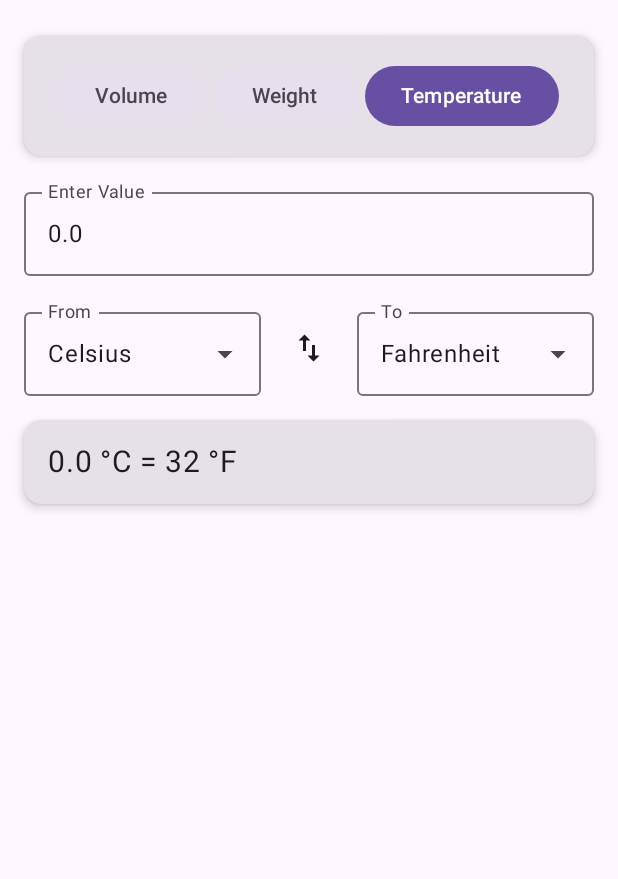
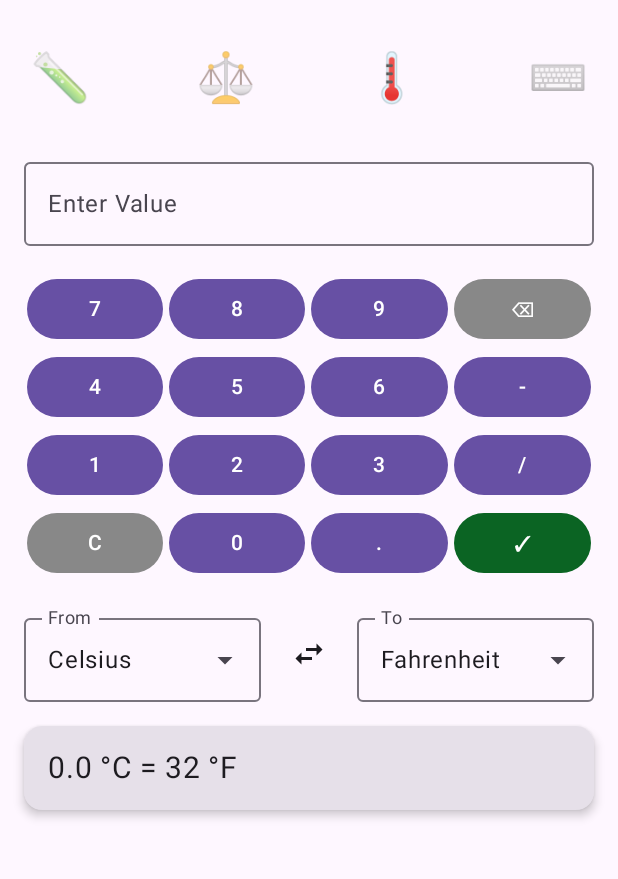
Before and after one commit to speters33w/CSUGlobal_CSC475, an Android app built with Jetpack Compose: the screen it shows after launch (MainActivity), after a tap on "Swap Units", on a phone screen of 412 x 824 dp, the part 78-957 px from its top. Run offline under Robolectric (Android 15) with nearby library versions, the phone set to English and light mode, and no system bars; our stand-ins replace livedata-compose; 3 other taps on this screen came first.

Commit message:
Modifications to Chef's SlideRule

```diff
--- a/ChefsSliderule/app/src/main/java/edu/csuglobal/csc475/chefssliderule/MainActivity.kt
+++ b/ChefsSliderule/app/src/main/java/edu/csuglobal/csc475/chefssliderule/MainActivity.kt
@@ -5,43 +5,63 @@ import android.os.Bundle
 import androidx.activity.ComponentActivity
 import androidx.activity.compose.setContent
 
+import androidx.compose.foundation.gestures.detectTapGestures
 import androidx.compose.foundation.layout.*
+import androidx.compose.foundation.layout.Box
 import androidx.compose.foundation.layout.fillMaxSize
-import androidx.compose.foundation.text.KeyboardOptions
-import androidx.compose.material.icons.filled.SwapVert
+import androidx.compose.foundation.layout.size
+import androidx.compose.foundation.rememberScrollState
+import androidx.compose.foundation.verticalScroll
+
+import androidx.compose.material.icons.filled.SwapHoriz
 import androidx.compose.material.icons.Icons
 import androidx.compose.material3.*
-import androidx.compose.material3.MaterialTheme
-import androidx.compose.material3.Surface
 import androidx.compose.runtime.*
+import androidx.compose.runtime.LaunchedEffect
 import androidx.compose.runtime.livedata.observeAsState
+import androidx.compose.runtime.remember
+
 import androidx.compose.ui.Alignment
-import androidx.compose.ui.focus.FocusRequester
-import androidx.compose.ui.focus.focusRequester
-import androidx.compose.ui.focus.onFocusChanged
+import androidx.compose.ui.focus.FocusDirection
+import androidx.compose.ui.input.pointer.pointerInput
 import androidx.compose.ui.Modifier
 import androidx.compose.ui.platform.LocalFocusManager
 import androidx.compose.ui.platform.LocalSoftwareKeyboardController
-import androidx.compose.ui.text.input.KeyboardType
-import androidx.compose.ui.text.input.TextFieldValue
-import androidx.compose.ui.text.TextRange
 import androidx.compose.ui.tooling.preview.Preview
 import androidx.compose.ui.unit.dp
-import androidx.compose.foundation.gestures.detectTapGestures
-import androidx.compose.ui.input.pointer.pointerInput
 import androidx.compose.ui.unit.sp
 
+import androidx.lifecycle.ViewModel
 import androidx.lifecycle.viewmodel.compose.viewModel
-import androidx.lifecycle.ViewModel
 import androidx.lifecycle.ViewModelProvider
 
 import edu.csuglobal.csc475.chefssliderule.models.ConversionModel
 import edu.csuglobal.csc475.chefssliderule.services.ConversionService
+import edu.csuglobal.csc475.chefssliderule.ui.components.CustomKeyboard
+import edu.csuglobal.csc475.chefssliderule.ui.screens.ConversionInputField
 import edu.csuglobal.csc475.chefssliderule.utils.UnitFormatter
 import edu.csuglobal.csc475.chefssliderule.viewmodels.ConversionViewModel
 
 
 
+class ConversionViewModelFactory(private val conversionService: ConversionService) : ViewModelProvider.Factory {
+    override fun <T : ViewModel> create(modelClass: Class<T>): T {
+        if (modelClass.isAssignableFrom(ConversionViewModel::class.java)) {
+            @Suppress("UNCHECKED_CAST")
+            return ConversionViewModel(conversionService) as T
+        }
+        throw IllegalArgumentException("Unknown ViewModel class")
+    }
+}
+
+// Emojis for Top Bar
+fun getConversionTypeEmoji(conversionType: ConversionService.ConversionType): String {
+    return when (conversionType) {
+        ConversionService.ConversionType.VOLUME -> "🧪"
+        ConversionService.ConversionType.WEIGHT -> "⚖️"
+        ConversionService.ConversionType.TEMPERATURE -> "🌡️"
+    }
+}
 
 class MainActivity : ComponentActivity() {
     override fun onCreate(savedInstanceState: Bundle?) {
@@ -67,6 +87,7 @@ fun ChefsSlideRuleTheme(content: @Composable () -> Unit) {
     )
 }
 
+
 @Composable
 fun ChefsSlideRuleApp() {
     val conversionService = remember { ConversionService() }
@@ -74,20 +95,28 @@ fun ChefsSlideRuleApp() {
         factory = ConversionViewModelFactory(conversionService)
     )
     // Observe ViewModel state
-    val currentConversion by viewModel.currentConversion.observeAsState(ConversionModel(
+    val currentConversion by viewModel.currentConversion.observeAsState(
+        ConversionModel(
             value = 0.0,
             fromUnit = "",
             toUnit = "",
             conversionType = ConversionService.ConversionType.VOLUME
-    ))
+        )
+    )
     val conversionResult by viewModel.conversionResult.observeAsState("")
     val errorMessage by viewModel.errorMessage.observeAsState("")
 
-    var inputValue by remember { mutableStateOf(currentConversion.value.toString()) }
+    var inputValue by remember { mutableStateOf("") }
 
-    val focusRequester = remember { FocusRequester() }
     val focusManager = LocalFocusManager.current
     val keyboardController = LocalSoftwareKeyboardController.current
+
+    var showCustomKeyboard by remember { mutableStateOf(true) }
+
+    // Move LaunchedEffect inside the composable
+    LaunchedEffect(Unit) {
+        focusManager.moveFocus(FocusDirection.Down)
+    }
 
     // Get available units based on conversion type
     val availableUnits = when (currentConversion.conversionType) {
@@ -104,6 +133,7 @@ fun ChefsSlideRuleApp() {
                 ConversionService.VolumeUnit.LITER.name
             )
         }
+
         ConversionService.ConversionType.WEIGHT -> {
             listOf(
                 ConversionService.WeightUnit.OUNCE.name,
@@ -112,6 +142,7 @@ fun ChefsSlideRuleApp() {
                 ConversionService.WeightUnit.KILOGRAM.name
             )
         }
+
         ConversionService.ConversionType.TEMPERATURE -> {
             listOf(
                 ConversionService.TemperatureUnit.FAHRENHEIT.name,
@@ -121,76 +152,108 @@ fun ChefsSlideRuleApp() {
         }
     }
 
-    Column(
+    Box(
         modifier = Modifier
             .fillMaxSize()
-            .padding(16.dp)
             .pointerInput(Unit) {
                 detectTapGestures(onTap = {
                     focusManager.clearFocus()
                     keyboardController?.hide()
+                    showCustomKeyboard = false
                 })
-            },
+            }
+    ) {
+        Column(
+            modifier = Modifier
+                .fillMaxSize()
+                .verticalScroll(rememberScrollState())
+                .padding(16.dp),
             verticalArrangement = Arrangement.spacedBy(16.dp)
         ) {
             // App Title
             Text(
                 text = "Chef's Slide Rule",
                 style = MaterialTheme.typography.headlineMedium,
-            modifier = Modifier.padding(bottom = 8.dp)
+                modifier = Modifier.padding(bottom = 4.dp)
             )
 
             // Conversion Type Selection
-        Card(
-            modifier = Modifier.fillMaxWidth(),
-            elevation = CardDefaults.cardElevation(defaultElevation = 4.dp)
-        ) {
+            // Conversion Type Selection
             Row(
                 modifier = Modifier
                     .fillMaxWidth()
-                    .padding(16.dp),
-                horizontalArrangement = Arrangement.SpaceEvenly
+                    .padding(vertical = 8.dp),
+                horizontalArrangement = Arrangement.SpaceBetween,
+                verticalAlignment = Alignment.CenterVertically
             ) {
                 ConversionTypeButton(
-                    text = "Volume",
+                    conversionType = ConversionService.ConversionType.VOLUME,
                     selected = currentConversion.conversionType == ConversionService.ConversionType.VOLUME,
-                    onClick = { viewModel.updateConversionType(ConversionService.ConversionType.VOLUME.name) }
+                    onClick = {
+                        viewModel.updateConversionType(ConversionService.ConversionType.VOLUME.name)
+                    }
                 )
                 ConversionTypeButton(
-                    text = "Weight",
+                    conversionType = ConversionService.ConversionType.WEIGHT,
                     selected = currentConversion.conversionType == ConversionService.ConversionType.WEIGHT,
-                    onClick = { viewModel.updateConversionType(ConversionService.ConversionType.WEIGHT.name) }
+                    onClick = {
+                        viewModel.updateConversionType(ConversionService.ConversionType.WEIGHT.name)
+                    }
                 )
                 ConversionTypeButton(
-                    text = "Temperature",
+                    conversionType = ConversionService.ConversionType.TEMPERATURE,
                     selected = currentConversion.conversionType == ConversionService.ConversionType.TEMPERATURE,
-                    onClick = { viewModel.updateConversionType(ConversionService.ConversionType.TEMPERATURE.name) }
+                    onClick = {
+                        viewModel.updateConversionType(ConversionService.ConversionType.TEMPERATURE.name)
+                    }
+                )
+
+                // Keyboard toggle button
+                IconButton(
+                    onClick = { showCustomKeyboard = !showCustomKeyboard },
+                    modifier = Modifier.size(48.dp)
+                ) {
+                    Text(
+                        text = "⌨️",
+                        style = MaterialTheme.typography.titleLarge.copy(
+                            fontSize = 32.sp,
+                            color = if (showCustomKeyboard) MaterialTheme.colorScheme.primary else MaterialTheme.colorScheme.onSurface.copy(alpha = 0.6f)
+                        )
                     )
                 }
             }
 
 // Value Input
-        var textFieldValue by remember { mutableStateOf(TextFieldValue(text = inputValue)) }
+            ConversionInputField(
+                value = inputValue,
+                onValueChange = { /* Do nothing here */ },
+                label = "Enter Value",
+                modifier = Modifier.fillMaxWidth(),
+                onClick = { /* Remove this parameter if it's not needed */ },
+                readOnly = true
+            )
 
-        OutlinedTextField(
-            value = textFieldValue,
-            onValueChange = { newValue ->
-                textFieldValue = newValue
-                inputValue = newValue.text
-                newValue.text.toDoubleOrNull()?.let { value -> viewModel.updateValue(value) }
+CustomKeyboard(
+    onKeyClick = { key ->
+        inputValue += key
+        viewModel.updateValue(inputValue)
     },
-            label = { Text("Enter Value") },
-            modifier = Modifier
-                .fillMaxWidth()
-                .focusRequester(focusRequester)
-                .onFocusChanged { focusState ->
-                    if (focusState.isFocused) {
-                        textFieldValue = textFieldValue.copy(selection = TextRange(0, textFieldValue.text.length))
-                        keyboardController?.show()
+    onBackspace = {
+        if (inputValue.isNotEmpty()) {
+            inputValue = inputValue.dropLast(1)
+            viewModel.updateValue(inputValue)
         }
     },
-            keyboardOptions = KeyboardOptions(keyboardType = KeyboardType.Decimal),
-            singleLine = true
+    onClear = {
+        inputValue = ""
+        viewModel.updateValue("0")
+    },
+    onDone = {
+        showCustomKeyboard = false
+        if (inputValue.isNotEmpty()) {
+            viewModel.updateValue(inputValue)
+        }
+    }
 )
 
             // Unit Selection
@@ -213,7 +276,7 @@ fun ChefsSlideRuleApp() {
                     modifier = Modifier.padding(horizontal = 8.dp)
                 ) {
                     Icon(
-                    imageVector = Icons.Default.SwapVert,
+                        imageVector = Icons.Default.SwapHoriz,
                         contentDescription = "Swap Units"
                     )
                 }
@@ -236,7 +299,11 @@ fun ChefsSlideRuleApp() {
                     elevation = CardDefaults.cardElevation(defaultElevation = 4.dp)
                 ) {
                     Text(
-                    text = "${currentConversion.value} ${UnitFormatter.getUnitAbbreviation(currentConversion.fromUnit)} = $conversionResult ${UnitFormatter.getUnitAbbreviation(currentConversion.toUnit)}",
+                        text = "${currentConversion.value} ${
+                            UnitFormatter.getUnitAbbreviation(
+                                currentConversion.fromUnit
+                            )
+                        } = $conversionResult ${UnitFormatter.getUnitAbbreviation(currentConversion.toUnit)}",
                         modifier = Modifier.padding(16.dp),
                         style = MaterialTheme.typography.bodyLarge,
                         fontSize = 20.sp
@@ -255,21 +322,25 @@ fun ChefsSlideRuleApp() {
             }
         }
     }
+}
 
     @Composable
     fun ConversionTypeButton(
-    text: String,
+        conversionType: ConversionService.ConversionType,
         selected: Boolean,
         onClick: () -> Unit
     ) {
-    Button(
+        IconButton(
             onClick = onClick,
-        colors = ButtonDefaults.buttonColors(
-            containerColor = if (selected) MaterialTheme.colorScheme.primary else MaterialTheme.colorScheme.surfaceVariant,
-            contentColor = if (selected) MaterialTheme.colorScheme.onPrimary else MaterialTheme.colorScheme.onSurfaceVariant
+            modifier = Modifier.size(48.dp)
+        ) {
+            Text(
+                text = getConversionTypeEmoji(conversionType),
+                style = MaterialTheme.typography.titleLarge.copy(
+                    fontSize = 32.sp,
+                    color = if (selected) MaterialTheme.colorScheme.primary else MaterialTheme.colorScheme.onSurface.copy(alpha = 0.6f)
                 )
-    ) {
-        Text(text)
+            )
         }
     }
 
@@ -324,13 +395,3 @@ fun DefaultPreview() {
             ChefsSlideRuleApp()
         }
     }
-
-class ConversionViewModelFactory(private val conversionService: ConversionService) : ViewModelProvider.Factory {
-    override fun <T : ViewModel> create(modelClass: Class<T>): T {
-        if (modelClass.isAssignableFrom(ConversionViewModel::class.java)) {
-            @Suppress("UNCHECKED_CAST")
-            return ConversionViewModel(conversionService) as T
-        }
-        throw IllegalArgumentException("Unknown ViewModel class")
-    }
-}
--- a/ChefsSliderule/app/src/main/java/edu/csuglobal/csc475/chefssliderule/services/ConversionService.kt
+++ b/ChefsSliderule/app/src/main/java/edu/csuglobal/csc475/chefssliderule/services/ConversionService.kt
@@ -115,6 +115,24 @@ class ConversionService {
             value.toString()
         }
     }
+fun formatVolumeResult(value: Double): String {
+    val integerPart = value.toInt()
+    val fractionalPart = value - integerPart
+
+    return when {
+        fractionalPart < 0.063 -> integerPart.toString()
+        fractionalPart < 0.188 -> if (integerPart == 0) "\u215B" else "$integerPart\u215B"  // ⅛
+        fractionalPart < 0.292 -> if (integerPart == 0) "\u00BC" else "$integerPart\u00BC"  // ¼
+        fractionalPart < 0.354 -> if (integerPart == 0) "\u2153" else "$integerPart\u2153"  // ⅓
+        fractionalPart < 0.438 -> if (integerPart == 0) "\u215C" else "$integerPart\u215C"  // ⅜
+        fractionalPart < 0.563 -> if (integerPart == 0) "\u00BD" else "$integerPart\u00BD"  // ½
+        fractionalPart < 0.646 -> if (integerPart == 0) "\u215D" else "$integerPart\u215D"  // ⅝
+        fractionalPart < 0.709 -> if (integerPart == 0) "\u2154" else "$integerPart\u2154"  // ⅔
+        fractionalPart < 0.813 -> if (integerPart == 0) "\u00BE" else "$integerPart\u00BE"  // ¾
+        fractionalPart < 0.948 -> if (integerPart == 0) "\u215E" else "$integerPart\u215E"  // ⅞
+        else -> (integerPart + 1).toString()
+    }
+}
 
     /**
      * Round a double to a specific number of decimal places
--- /dev/null
+++ b/ChefsSliderule/app/src/main/java/edu/csuglobal/csc475/chefssliderule/ui/components/CustomKeyboard.kt
@@ -0,0 +1,66 @@
+package edu.csuglobal.csc475.chefssliderule.ui.components
+
+import androidx.compose.foundation.layout.*
+import androidx.compose.material3.Button
+import androidx.compose.material3.ButtonDefaults
+import androidx.compose.material3.Text
+import androidx.compose.runtime.Composable
+import androidx.compose.ui.Modifier
+import androidx.compose.ui.graphics.Color
+import androidx.compose.ui.unit.dp
+
+@Composable
+fun CustomKeyboard(
+    onKeyClick: (String) -> Unit,
+    onBackspace: () -> Unit,
+    onClear: () -> Unit,
+    onDone: () -> Unit
+) {
+    Column(modifier = Modifier.fillMaxWidth()) {
+        Row(modifier = Modifier.fillMaxWidth()) {
+            KeyboardButton("7") { onKeyClick("7") }
+            KeyboardButton("8") { onKeyClick("8") }
+            KeyboardButton("9") { onKeyClick("9") }
+            KeyboardButton("⌫", Color.Gray) { onBackspace() }
+        }
+        Row(modifier = Modifier.fillMaxWidth()) {
+            KeyboardButton("4") { onKeyClick("4") }
+            KeyboardButton("5") { onKeyClick("5") }
+            KeyboardButton("6") { onKeyClick("6") }
+            KeyboardButton("-") { onKeyClick("-") }
+        }
+        Row(modifier = Modifier.fillMaxWidth()) {
+            KeyboardButton("1") { onKeyClick("1") }
+            KeyboardButton("2") { onKeyClick("2") }
+            KeyboardButton("3") { onKeyClick("3") }
+            KeyboardButton("/") { onKeyClick("/") }
+        }
+        Row(modifier = Modifier.fillMaxWidth()) {
+            KeyboardButton("C", Color.Gray) { onClear() }
+            KeyboardButton("0") { onKeyClick("0") }
+            KeyboardButton(".") { onKeyClick(".") }
+            KeyboardButton("✓", Color(11,100,35)) { onDone() }
+        }
+    }
+}
+
+@Composable
+fun RowScope.KeyboardButton(
+    text: String,
+    color: Color = Color.Unspecified,
+    onClick: () -> Unit
+) {
+    Button(
+        onClick = onClick,
+        modifier = Modifier
+            .weight(1f)
+            .padding(2.dp),
+        colors = if (color != Color.Unspecified) {
+            ButtonDefaults.buttonColors(containerColor = color)
+        } else {
+            ButtonDefaults.buttonColors()
+        }
+    ) {
+        Text(text)
+    }
+}
--- /dev/null
+++ b/ChefsSliderule/app/src/main/java/edu/csuglobal/csc475/chefssliderule/ui/screens/ConversionScreen.kt
@@ -0,0 +1,28 @@
+package edu.csuglobal.csc475.chefssliderule.ui.screens
+
+import androidx.compose.foundation.clickable
+import androidx.compose.foundation.layout.fillMaxWidth
+import androidx.compose.material3.OutlinedTextField
+import androidx.compose.material3.Text
+import androidx.compose.runtime.*
+import androidx.compose.ui.Modifier
+
+@Composable
+fun ConversionInputField(
+    value: String,
+    onValueChange: (String) -> Unit,
+    label: String,
+    modifier: Modifier = Modifier,
+    onClick: () -> Unit,
+    readOnly: Boolean
+) {
+    OutlinedTextField(
+        value = value,
+        onValueChange = onValueChange,
+        label = { Text(label) },
+        modifier = modifier
+            .fillMaxWidth()
+            .clickable(onClick = onClick),
+        readOnly = readOnly
+    )
+}
--- a/ChefsSliderule/app/src/main/java/edu/csuglobal/csc475/chefssliderule/viewmodels/ConversionViewModel.kt
+++ b/ChefsSliderule/app/src/main/java/edu/csuglobal/csc475/chefssliderule/viewmodels/ConversionViewModel.kt
@@ -43,9 +43,10 @@ class ConversionViewModel(private val conversionService: ConversionService) : Vi
      *
      * @param value The new value to convert
      */
-    fun updateValue(value: Double) {
+    fun updateValue(value: String) {
+        val parsedValue = parseInput(value)
         val current = _currentConversion.value ?: return
-        _currentConversion.value = current.copy(value = value)
+        _currentConversion.value = current.copy(value = parsedValue)
         performConversion()
     }
 
@@ -100,7 +101,7 @@ class ConversionViewModel(private val conversionService: ConversionService) : Vi
     /**
      * Performs the conversion based on the current conversion model
      */
-    private fun performConversion() {
+    fun performConversion() {
         val model = _currentConversion.value ?: return
 
         try {
@@ -108,22 +109,25 @@ class ConversionViewModel(private val conversionService: ConversionService) : Vi
                 ConversionService.ConversionType.VOLUME -> {
                     val fromUnit = ConversionService.VolumeUnit.valueOf(model.fromUnit)
                     val toUnit = ConversionService.VolumeUnit.valueOf(model.toUnit)
-                    conversionService.convertVolume(model.value, fromUnit, toUnit)
+                    val convertedValue = conversionService.convertVolume(model.value, fromUnit, toUnit)
+                    conversionService.formatVolumeResult(convertedValue)
                 }
                 ConversionService.ConversionType.WEIGHT -> {
                     val fromUnit = ConversionService.WeightUnit.valueOf(model.fromUnit)
                     val toUnit = ConversionService.WeightUnit.valueOf(model.toUnit)
-                    conversionService.convertWeight(model.value, fromUnit, toUnit)
+                    val convertedValue = conversionService.convertWeight(model.value, fromUnit, toUnit)
+                    conversionService.formatResult(convertedValue)
                 }
                 ConversionService.ConversionType.TEMPERATURE -> {
                     val fromUnit = ConversionService.TemperatureUnit.valueOf(model.fromUnit)
                     val toUnit = ConversionService.TemperatureUnit.valueOf(model.toUnit)
-                    conversionService.convertTemperature(model.value, fromUnit, toUnit)
+                    val convertedValue = conversionService.convertTemperature(model.value, fromUnit, toUnit)
+                    conversionService.formatResult(convertedValue)
                 }
             }
 
-            _conversionResult.value = conversionService.formatResult(result)
-            _errorMessage.value = "" // Changed from null to empty string
+            _conversionResult.value = result
+            _errorMessage.value = ""
         } catch (e: Exception) {
             _errorMessage.value = "Error performing conversion: ${e.message}"
             _conversionResult.value = ""
@@ -141,4 +145,20 @@ class ConversionViewModel(private val conversionService: ConversionService) : Vi
         )
         performConversion()
     }
+private fun parseInput(input: String): Double {
+    val mixedNumberRegex = """(-?\d+)-(\d+)/(\d+)""".toRegex()
+    val fractionRegex = """(-?\d+)/(\d+)""".toRegex()
+
+    return when {
+        mixedNumberRegex.matches(input) -> {
+            val (whole, numerator, denominator) = mixedNumberRegex.find(input)!!.destructured
+            whole.toDouble() + numerator.toDouble() / denominator.toDouble()
+        }
+        fractionRegex.matches(input) -> {
+            val (numerator, denominator) = fractionRegex.find(input)!!.destructured
+            numerator.toDouble() / denominator.toDouble()
+        }
+        else -> input.toDoubleOrNull() ?: 0.0
+    }
 }
+}
```
Also changed, not shown: 12 other files. Lines whose indentation alone changed are shown as unchanged.
